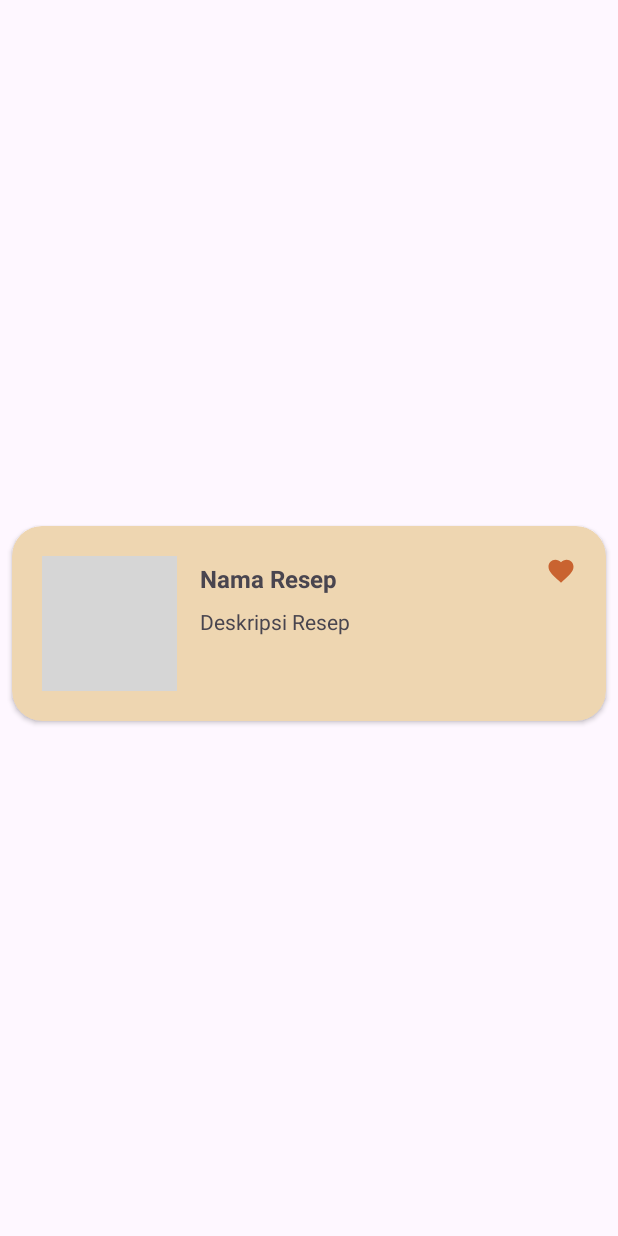
After one commit to Capstone-CH2-PS278/Mobile-Development, an Android app: the layout item_recommend.xml on its own in the app's theme, with its tools: preview values and no code run, on a phone screen of 412 x 824 dp. The commit adds this screen. Run offline under Robolectric (Android 15) with nearby library versions, the phone set to English and light mode, and no system bars; grey boxes are pictures that could not be loaded.

Commit message:
upload new file

```diff
--- a/app/src/main/AndroidManifest.xml
+++ b/app/src/main/AndroidManifest.xml
@@ -3,6 +3,7 @@
     xmlns:tools="http://schemas.android.com/tools">
 
     <uses-permission android:name="android.permission.INTERNET" />
+    <uses-permission android:name="android.permission.CAMERA" />
 
     <application
         android:allowBackup="true"
@@ -14,6 +15,9 @@
         android:supportsRtl="true"
         android:theme="@style/Theme.Recipefy"
         tools:targetApi="31">
+        <activity
+            android:name=".ui.CameraActivity"
+            android:exported="false" />
         <activity
             android:name=".ui.FavoriteActivity"
             android:exported="false" />
--- a/app/src/main/java/com/dicoding/recipefy/data/response/RecipeResponse.kt
+++ b/app/src/main/java/com/dicoding/recipefy/data/response/RecipeResponse.kt
@@ -31,6 +31,6 @@ data class RecipesItem(
 	@field:SerializedName("tools")
 	val tools: List<String>,
 
-	@field:SerializedName("likes")
-	val likes: Int
+	@field:SerializedName("updateTime")
+	val updateTime: Int
 )
--- a/app/src/main/java/com/dicoding/recipefy/data/retrofit/ApiService.kt
+++ b/app/src/main/java/com/dicoding/recipefy/data/retrofit/ApiService.kt
@@ -52,4 +52,7 @@ interface ApiService {
         @Path("userId") userId: String
     ): Call<FavoriteListResponse>
 
+    @GET("recommendation")
+    fun getRecommendation(): Call<RecipeResponse>
+
 }
--- /dev/null
+++ b/app/src/main/res/layout/item_recommend.xml
@@ -0,0 +1,73 @@
+<?xml version="1.0" encoding="utf-8"?>
+<androidx.cardview.widget.CardView xmlns:android="http://schemas.android.com/apk/res/android"
+    xmlns:card_view="http://schemas.android.com/apk/res-auto"
+    xmlns:tools="http://schemas.android.com/tools"
+    android:id="@+id/card_view_recipes"
+    android:layout_width="match_parent"
+    android:layout_height="wrap_content"
+    android:layout_gravity="center"
+    android:layout_marginStart="8dp"
+    android:layout_marginTop="8dp"
+    android:layout_marginEnd="8dp"
+    android:layout_marginBottom="4dp"
+    card_view:cardBackgroundColor="@color/background_card"
+    card_view:cardCornerRadius="20dp">
+
+    <androidx.constraintlayout.widget.ConstraintLayout
+        android:layout_width="match_parent"
+        android:layout_height="wrap_content"
+        android:padding="20dp">
+
+        <de.hdodenhof.circleimageview.CircleImageView
+            android:id="@+id/img_photo_recipe"
+            android:layout_width="90dp"
+            android:layout_height="90dp"
+            android:scaleType="centerCrop"
+            card_view:layout_constraintBottom_toBottomOf="parent"
+            card_view:layout_constraintStart_toStartOf="parent"
+            card_view:layout_constraintTop_toTopOf="parent"
+            tools:src="@tools:sample/avatars" />
+
+        <TextView
+            android:id="@+id/tv_recipe_name"
+            android:layout_width="0dp"
+            android:layout_height="wrap_content"
+            android:layout_marginStart="15dp"
+            android:layout_marginTop="4dp"
+            android:layout_toEndOf="@+id/img_photo_recipe"
+            android:textSize="16sp"
+            android:textStyle="bold"
+            card_view:layout_constraintEnd_toStartOf="@+id/imgFav"
+            card_view:layout_constraintHorizontal_bias="0.0"
+            card_view:layout_constraintStart_toEndOf="@id/img_photo_recipe"
+            card_view:layout_constraintTop_toTopOf="@id/img_photo_recipe"
+            tools:text="@string/recipe_name" />
+
+        <ImageView
+            android:id="@+id/imgFav"
+            android:layout_width="20dp"
+            android:layout_height="20dp"
+            android:src="@drawable/baseline_favorite_24"
+            card_view:layout_constraintEnd_toEndOf="parent"
+            card_view:layout_constraintTop_toTopOf="parent"
+            card_view:tint="@color/orange" />
+
+        <TextView
+            android:id="@+id/tv_description"
+            android:layout_width="0dp"
+            android:layout_height="wrap_content"
+            android:layout_marginStart="15dp"
+            android:layout_marginTop="8dp"
+            android:layout_marginEnd="8dp"
+            android:layout_toEndOf="@+id/img_photo_recipe"
+            android:ellipsize="end"
+            android:maxLines="3"
+            card_view:layout_constraintEnd_toEndOf="parent"
+            card_view:layout_constraintHorizontal_bias="0.0"
+            card_view:layout_constraintStart_toEndOf="@id/img_photo_recipe"
+            card_view:layout_constraintTop_toBottomOf="@id/tv_recipe_name"
+            tools:text="@string/recipe_description" />
+
+    </androidx.constraintlayout.widget.ConstraintLayout>
+
+</androidx.cardview.widget.CardView>
```
Also changed, not shown: app/src/main/java/com/dicoding/recipefy/ui/CameraActivity.kt (added, +100 -0 lines), app/src/main/java/com/dicoding/recipefy/ui/MainActivity.kt (+23 -4 lines), app/src/main/java/com/dicoding/recipefy/ui/RecommendAdapter.kt (added, +57 -0 lines), app/src/main/res/layout/activity_camera.xml (added, +19 -0 lines).
